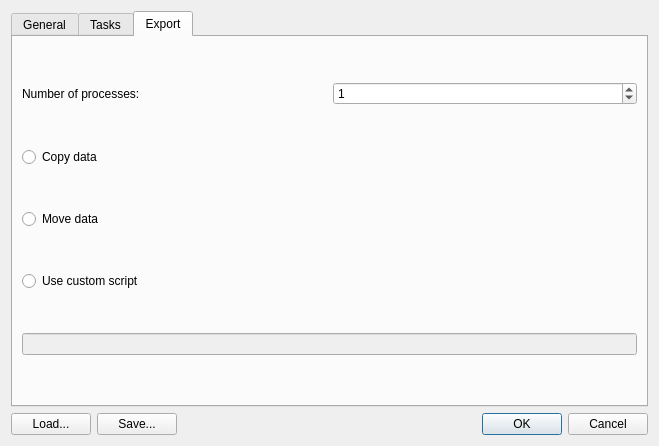
Before: the Qt Designer form src/settings.ui in fmi-basel/faim-cryoflare, drawn with Qt 5.
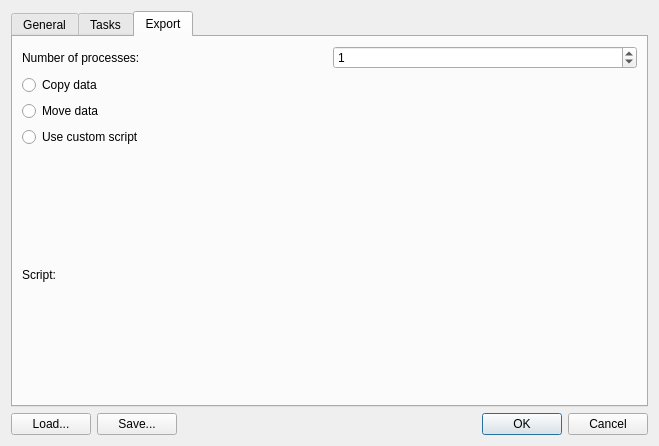
After: the same form once the commit is applied. The open tabs and pages were chosen to show the change. Custom widgets are drawn as their Qt base class.

Commit message: added pathedit for export script

Patch:
```diff
--- a/src/settings.ui
+++ b/src/settings.ui
@@ -254,13 +254,24 @@
         </widget>
        </item>
        <item>
-        <widget class="QLineEdit" name="export_custom_script">
+        <layout class="QHBoxLayout" name="horizontalLayout_5">
+         <item>
+          <widget class="QLabel" name="label_5">
+           <property name="text">
+            <string>Script:</string>
+           </property>
+          </widget>
+         </item>
+         <item>
+          <widget class="PathEdit" name="export_custom_script" native="true">
          <property name="enabled">
           <bool>false</bool>
          </property>
         </widget>
        </item>
       </layout>
+       </item>
+      </layout>
      </widget>
     </widget>
    </item>
@@ -297,6 +308,14 @@
    </item>
   </layout>
  </widget>
+ <customwidgets>
+  <customwidget>
+   <class>PathEdit</class>
+   <extends>QWidget</extends>
+   <header>pathedit.h</header>
+   <container>1</container>
+  </customwidget>
+ </customwidgets>
  <resources/>
  <connections>
   <connection>
```
Left out of the diff: 8 changed lines with no effect on the pictures. Lines whose indentation alone changed are shown as unchanged. The commit also changes 3 other files.
